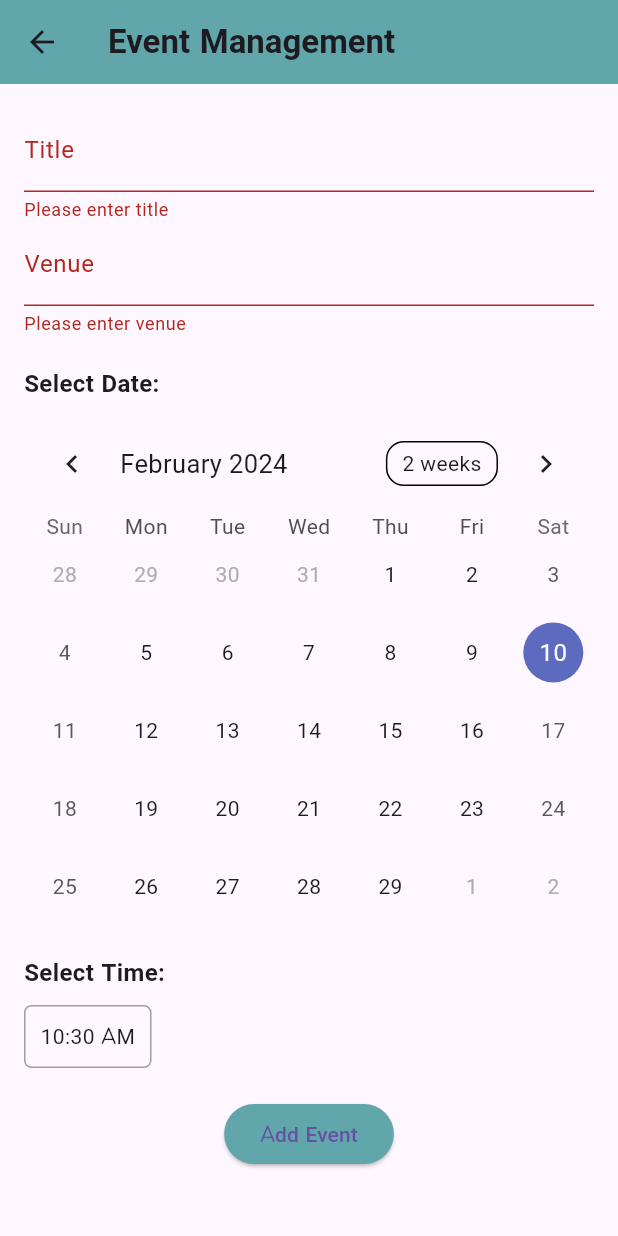
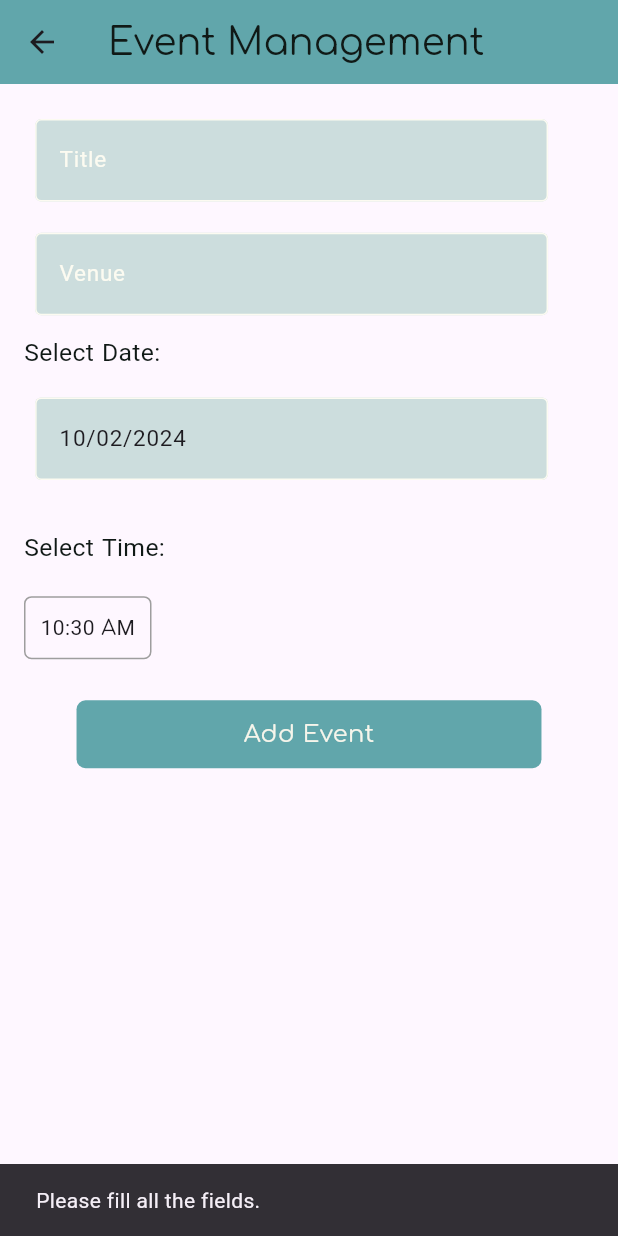
Before and after one commit to nitinjha607/leaflink-2.0, a Flutter app: the EventManagementPage screen opened by its route, after a tap on "Add Event", on a phone screen of 412 x 824 dp. Run offline on Flutter 3.47's test engine with Material 3 defaults, Android fonts, the phone set to English and light mode, and no system bars; drawn by our look-alikes of table_calendar; our stand-ins replace cloud_firestore, firebase_auth, firebase_core, firebase_storage, fl_chart, google_fonts and 3 more; missing offline and left inert: flutter_share; accounts and stored records are empty; Roboto replaces fonts that are missing (YourFont).

Commit message:
Update eventmanagement_page.dart

```diff
--- a/leaflink/lib/pages/eventmanagement_page.dart
+++ b/leaflink/lib/pages/eventmanagement_page.dart
@@ -1,6 +1,9 @@
+import 'package:flutter/material.dart';
+import 'package:intl/intl.dart';
+import 'package:google_fonts/google_fonts.dart';
 import 'package:cloud_firestore/cloud_firestore.dart';
-import 'package:flutter/material.dart';
-import 'package:table_calendar/table_calendar.dart';
+import 'package:leaflink/components/my_textfield.dart';
+import 'package:leaflink/components/my_button.dart';
 
 class EventManagementPage extends StatefulWidget {
   static const String routeName = 'eventmanagement_page';
@@ -10,45 +13,32 @@ class EventManagementPage extends StatefulWidget {
 }
 
 class _EventManagementPageState extends State<EventManagementPage> {
+  final titleController = TextEditingController();
+  final venueController = TextEditingController();
+  final dateController = TextEditingController();
+  final timeController = TextEditingController();
   final _formKey = GlobalKey<FormState>();
   late DateTime _selectedDate;
   late TimeOfDay _selectedTime;
+
+  String _formatDate(DateTime date) {
+    return DateFormat('dd/MM/yyyy').format(date);
+  }
+
+  String _formatTime(TimeOfDay timeOfDay) {
+    final now = DateTime.now();
+    final time = DateTime(
+        now.year, now.month, now.day, timeOfDay.hour, timeOfDay.minute);
+    return DateFormat.jm().format(time);
+  }
 
   @override
   void initState() {
     super.initState();
     _selectedDate = DateTime.now();
     _selectedTime = TimeOfDay.now();
-  }
-
-  Future<void> _addEventToFirestore(
-      String title, String venue, DateTime date, TimeOfDay time) async {
-    try {
-      // Combine date and time into a single DateTime object
-      final DateTime combinedDateTime = DateTime(
-        date.year,
-        date.month,
-        date.day,
-        time.hour,
-        time.minute,
-      );
-
-      // Convert DateTime to Timestamp
-      final Timestamp timestamp = Timestamp.fromDate(combinedDateTime);
-
-      await FirebaseFirestore.instance.collection('events').add({
-        'title': title,
-        'venue': venue,
-        'datetime': timestamp, // Store combined date and time as Timestamp
-      });
-      ScaffoldMessenger.of(context).showSnackBar(
-        SnackBar(content: Text('Event added successfully')),
-      );
-    } catch (e) {
-      ScaffoldMessenger.of(context).showSnackBar(
-        SnackBar(content: Text('Error adding event: $e')),
-      );
-    }
+    dateController.text = _formatDate(_selectedDate);
+    timeController.text = _formatTime(_selectedTime);
   }
 
   @override
@@ -58,12 +48,12 @@ class _EventManagementPageState extends State<EventManagementPage> {
         title: Text(
           'Event Management',
           style: TextStyle(
-            fontFamily: 'YourFont', // Change to your desired font family
-            fontWeight: FontWeight.bold,
+            fontFamily: GoogleFonts.comfortaa().fontFamily,
+            fontSize: MediaQuery.of(context).size.height * 0.03,
+            color: const Color.fromRGBO(16, 25, 22, 1),
           ),
         ),
-        backgroundColor: Color.fromRGBO(
-            97, 166, 171, 1), // Match CalendarPage's app bar color
+        backgroundColor: Color.fromRGBO(97, 166, 171, 1),
       ),
       body: Padding(
         padding: const EdgeInsets.all(16.0),
@@ -72,99 +62,55 @@ class _EventManagementPageState extends State<EventManagementPage> {
           child: Column(
             crossAxisAlignment: CrossAxisAlignment.start,
             children: [
-              TextFormField(
-                decoration: InputDecoration(
-                  labelText: 'Title',
-                ),
-                style: TextStyle(
-                  fontFamily: 'YourFont', // Change to your desired font family
-                ),
-                validator: (value) {
-                  if (value == null || value.isEmpty) {
-                    return 'Please enter title';
-                  }
-                  return null;
-                },
+              MyTextField(
+                controller: titleController,
+                hintText: 'Title',
+                obscureText: false,
               ),
-              TextFormField(
-                decoration: InputDecoration(
-                  labelText: 'Venue',
-                ),
-                style: TextStyle(
-                  fontFamily: 'YourFont', // Change to your desired font family
-                ),
-                validator: (value) {
-                  if (value == null || value.isEmpty) {
-                    return 'Please enter venue';
-                  }
-                  return null;
-                },
+              MyTextField(
+                controller: venueController,
+                hintText: 'Venue',
+                obscureText: false,
               ),
-              SizedBox(height: 20),
               Text(
                 'Select Date:',
                 style: TextStyle(
-                  fontFamily: 'YourFont', // Change to your desired font family
-                  fontWeight: FontWeight.bold,
-                  fontSize: 16,
+                  fontFamily: GoogleFonts.kohSantepheap().fontFamily,
+                  fontSize: MediaQuery.of(context).size.height * 0.02,
+                  color: const Color.fromRGBO(16, 25, 22, 1),
                 ),
               ),
               SizedBox(height: 10),
-              _buildCalendar(),
+              InkWell(
+                onTap: () {
+                  _selectDate(context);
+                },
+                child: IgnorePointer(
+                  child: MyTextField(
+                    controller: dateController,
+                    hintText: 'Date',
+                    obscureText: false,
+                  ),
+                ),
+              ),
               SizedBox(height: 20),
               Text(
                 'Select Time:',
                 style: TextStyle(
-                  fontFamily: 'YourFont', // Change to your desired font family
-                  fontWeight: FontWeight.bold,
-                  fontSize: 16,
+                  fontFamily: GoogleFonts.kohSantepheap().fontFamily,
+                  fontSize: MediaQuery.of(context).size.height * 0.02,
+                  color: const Color.fromRGBO(16, 25, 22, 1),
                 ),
               ),
-              SizedBox(height: 10),
+              SizedBox(height: 20),
               _buildTimePicker(),
               SizedBox(height: 20),
               Center(
-                child: ElevatedButton(
-                  onPressed: () {
-                    if (_formKey.currentState!.validate()) {
-                      // Process form data
-                      final title = ''; // Get title from form field
-                      final venue = ''; // Get venue from form field
-
-                      // Parse date string into DateTime object
-                      final List<String> dateParts =
-                          _selectedDate.toString().split('/');
-                      final int year = int.parse(dateParts[2]);
-                      final int month = int.parse(dateParts[0]);
-                      final int day = int.parse(dateParts[1]);
-                      final DateTime selectedDateTime =
-                          DateTime(year, month, day);
-
-                      // Parse time string into TimeOfDay object
-                      final List<String> timeParts =
-                          _selectedTime.toString().split(':');
-                      final int hour = int.parse(timeParts[0]);
-                      final int minute = int.parse(timeParts[1].split(' ')[0]);
-                      final TimeOfDay selectedTimeOfDay =
-                          TimeOfDay(hour: hour, minute: minute);
-
-                      _addEventToFirestore(
-                          title, venue, selectedDateTime, selectedTimeOfDay);
-                    }
+                child: MyButton(
+                  onTap: () {
+                    _submitForm();
                   },
-                  child: Text(
-                    'Add Event',
-                    style: TextStyle(
-                      fontFamily:
-                          'YourFont', // Change to your desired font family
-                    ),
-                  ),
-                  style: ButtonStyle(
-                    backgroundColor: MaterialStateProperty.all<Color>(
-                      Color.fromRGBO(
-                          97, 166, 171, 1), // Match CalendarPage's button color
-                    ),
-                  ),
+                  text: 'Add Event',
                 ),
               ),
             ],
@@ -174,23 +120,74 @@ class _EventManagementPageState extends State<EventManagementPage> {
     );
   }
 
-  Widget _buildCalendar() {
-    return TableCalendar(
-      firstDay: DateTime.utc(2021, 1, 1),
-      lastDay: DateTime.utc(2030, 12, 31),
-      focusedDay: _selectedDate,
-      selectedDayPredicate: (day) {
-        return isSameDay(_selectedDate, day);
-      },
-      onDaySelected: (selectedDay, focusedDay) {
-        setState(() {
-          _selectedDate = selectedDay;
+  Future<void> _selectDate(BuildContext context) async {
+    final DateTime? picked = await showDatePicker(
+      context: context,
+      initialDate: _selectedDate,
+      firstDate: DateTime(2000),
+      lastDate: DateTime(2101),
+    );
+    if (picked != null && picked != _selectedDate)
+      setState(() {
+        _selectedDate = picked;
+        dateController.text = _formatDate(_selectedDate);
+      });
+  }
+
+  void _submitForm() {
+    if (_validateForm() && _isDateAfterCurrentDate()) {
+      _addEventToDatabase();
+    } else {
+      String errorMessage = '';
+      if (!_validateForm()) {
+        errorMessage = 'Please fill all the fields.';
+      } else {
+        errorMessage = 'Please select a date after the current date.';
+      }
+      ScaffoldMessenger.of(context).showSnackBar(
+        SnackBar(content: Text(errorMessage)),
+      );
+    }
+  }
+
+  bool _validateForm() {
+    return titleController.text.isNotEmpty && venueController.text.isNotEmpty;
+  }
+
+  bool _isDateAfterCurrentDate() {
+    final selectedDateTime = DateTime(
+      _selectedDate.year,
+      _selectedDate.month,
+      _selectedDate.day,
+      _selectedTime.hour,
+      _selectedTime.minute,
+    );
+    final currentDate = DateTime.now();
+    return selectedDateTime.isAfter(currentDate);
+  }
+
+  void _addEventToDatabase() {
+    CollectionReference collRef =
+        FirebaseFirestore.instance.collection('events');
+    collRef
+        .add({
+          'title': titleController.text,
+          'venue': venueController.text,
+          'date': _formatDate(_selectedDate),
+          'time': _formatTime(_selectedTime),
+        })
+        .then((value) => {
+              ScaffoldMessenger.of(context).showSnackBar(
+                SnackBar(content: Text('Event added successfully')),
+              ),
+              titleController.clear(),
+              venueController.clear(),
+            })
+        .catchError((error) {
+          ScaffoldMessenger.of(context).showSnackBar(
+            SnackBar(content: Text('Failed to add event: $error')),
+          );
         });
-      },
-      calendarStyle: CalendarStyle(
-          // Customize calendar style here
-          ),
-    );
   }
 
   Widget _buildTimePicker() {
@@ -204,6 +201,7 @@ class _EventManagementPageState extends State<EventManagementPage> {
         if (picked != null) {
           setState(() {
             _selectedTime = picked;
+            timeController.text = _formatTime(_selectedTime);
           });
         }
       },
@@ -216,7 +214,7 @@ class _EventManagementPageState extends State<EventManagementPage> {
         child: Text(
           '${_selectedTime.format(context)}',
           style: TextStyle(
-            fontFamily: 'YourFont', // Change to your desired font family
+            fontFamily: GoogleFonts.kohSantepheap().fontFamily,
           ),
         ),
       ),
```
